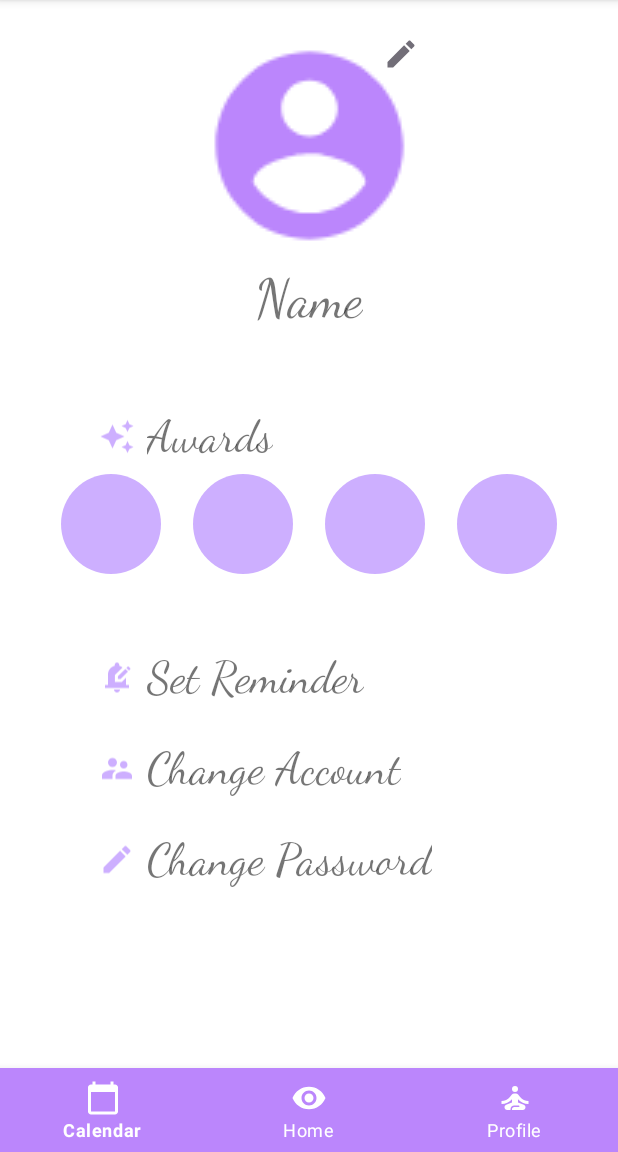
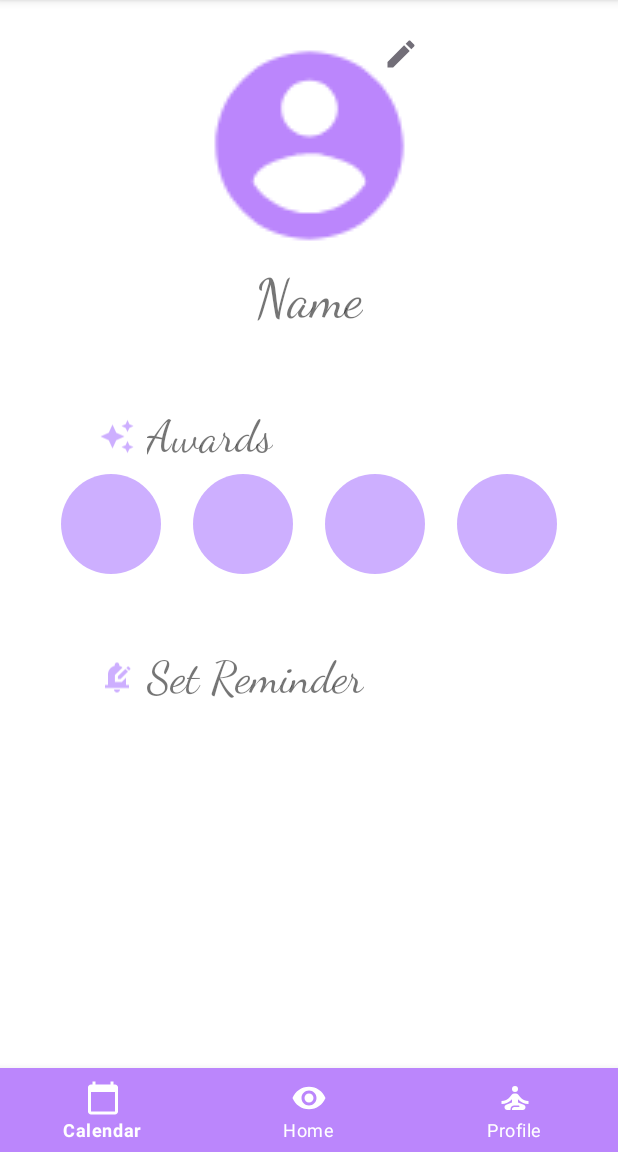
Before and after one commit to artemisge/Android-App-Dev, an Android app: the screen it shows after launch (Profile), item 3 of the bottom bar chosen, on a phone screen of 412 x 824 dp, the part 84-1236 px from its top. Run offline under Robolectric (Android 15) with nearby library versions, the light colour scheme and no system bars.

Commit message:
databse works yey

```diff
--- a/app/src/main/java/com/example/meditation/MainActivity.java
+++ b/app/src/main/java/com/example/meditation/MainActivity.java
@@ -11,17 +11,23 @@ import android.view.MenuInflater;
 import android.view.MenuItem;
 import android.widget.Button;
 import android.widget.ImageButton;
+import android.widget.Toast;
 
 import com.google.android.material.bottomnavigation.BottomNavigationView;
 
 public class MainActivity extends AppCompatActivity {
+    public static DBHelper dbHelper; // to be accessible from any class
+
     @Override
     protected void onCreate(Bundle savedInstanceState) {
         super.onCreate(savedInstanceState);
         setContentView(R.layout.activity_main);
 
+        // DATABASE reference
+        dbHelper= new DBHelper(MainActivity.this);
+
+        // BOTTOM NAV BAR
         BottomNavigationView bottomNavigationView = (BottomNavigationView) findViewById(R.id.menu);
-        //BottomNavigationViewHelper.disableShiftMode(bottomNavigationView);
         bottomNavigationView.setOnNavigationItemSelectedListener(new BottomNavigationView.OnNavigationItemSelectedListener() {
             @Override
             public boolean onNavigationItemSelected(@NonNull MenuItem item) {
--- a/app/src/main/java/com/example/meditation/Profile.java
+++ b/app/src/main/java/com/example/meditation/Profile.java
@@ -44,14 +44,6 @@ public class Profile extends AppCompatActivity {
             }
         });
 
-        TextView changeAccount = findViewById(R.id.change_account);
-        changeAccount.setOnClickListener(new View.OnClickListener() {
-            @Override
-            public void onClick(View v) {
-                Intent intent = new Intent(Profile.this, Welcome.class);
-                startActivity(intent);
-            }
-        });
 
     }
 }
--- a/app/src/main/res/layout/activity_profile.xml
+++ b/app/src/main/res/layout/activity_profile.xml
@@ -162,62 +162,6 @@
 
             </LinearLayout>
 
-            <LinearLayout
-                android:id="@+id/linearLayout3"
-                android:layout_width="match_parent"
-                android:layout_height="wrap_content"
-                android:layout_marginTop="24dp"
-                android:orientation="horizontal"
-                app:layout_constraintTop_toBottomOf="@+id/linearLayout2"
-                tools:layout_editor_absoluteX="0dp">
-
-                <ImageView
-                    android:layout_width="wrap_content"
-                    android:layout_height="match_parent"
-                    android:layout_marginLeft="32dp"
-                    android:src="@drawable/ic_baseline_supervisor_account_24" />
-
-                <TextView
-                    android:id="@+id/change_account"
-                    android:layout_width="wrap_content"
-                    android:layout_height="wrap_content"
-                    android:layout_marginLeft="8dp"
-                    android:fontFamily="cursive"
-                    android:text="Change Account"
-                    android:textSize="30sp"
-                    android:clickable="true"
-                    app:layout_constraintEnd_toEndOf="parent"
-                    app:layout_constraintStart_toStartOf="parent"
-                    app:layout_constraintTop_toBottomOf="@+id/imageButton" />
-            </LinearLayout>
-
-            <LinearLayout
-                android:layout_width="match_parent"
-                android:layout_height="wrap_content"
-                android:layout_marginTop="24dp"
-                android:layout_marginBottom="24dp"
-                android:orientation="horizontal"
-                app:layout_constraintTop_toBottomOf="@+id/linearLayout3"
-                tools:layout_editor_absoluteX="0dp">
-
-                <ImageView
-                    android:layout_width="wrap_content"
-                    android:layout_height="match_parent"
-                    android:layout_marginLeft="32dp"
-                    android:src="@drawable/ic_baseline_edit_24_2" />
-
-                <TextView
-                    android:layout_width="wrap_content"
-                    android:layout_height="wrap_content"
-                    android:layout_marginLeft="8dp"
-                    android:fontFamily="cursive"
-                    android:text="Change Password"
-                    android:textSize="30sp"
-                    android:clickable="true"
-                    app:layout_constraintEnd_toEndOf="parent"
-                    app:layout_constraintStart_toStartOf="parent"
-                    app:layout_constraintTop_toBottomOf="@+id/imageButton" />
-            </LinearLayout>
 
         </androidx.constraintlayout.widget.ConstraintLayout>
 
```
Also changed, not shown: app/src/main/AndroidManifest.xml (+2 -5 lines), app/src/main/java/com/example/meditation/DBHelper.java (+58 -4 lines), app/src/main/java/com/example/meditation/LoginActivity.java (deleted, +0 -50 lines), app/src/main/java/com/example/meditation/Meditate.java (+10 -6 lines), app/src/main/java/com/example/meditation/Solo_meditation.java (+28 -3 lines), app/src/main/java/com/example/meditation/Welcome.java (+0 -16 lines), app/src/main/java/com/example/meditation/activity_register.java (deleted, +0 -73 lines), app/src/main/res/layout/activity_meditate.xml (+6 -7 lines), app/src/main/res/layout/activity_solo_meditation.xml (+63 -1 lines), 1 other file.
